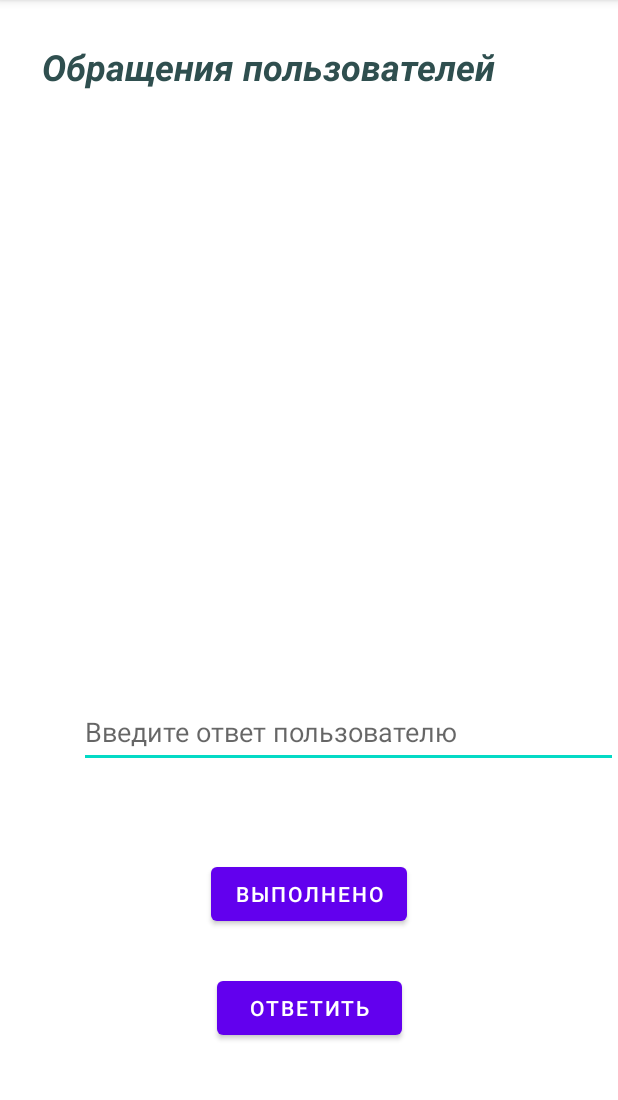
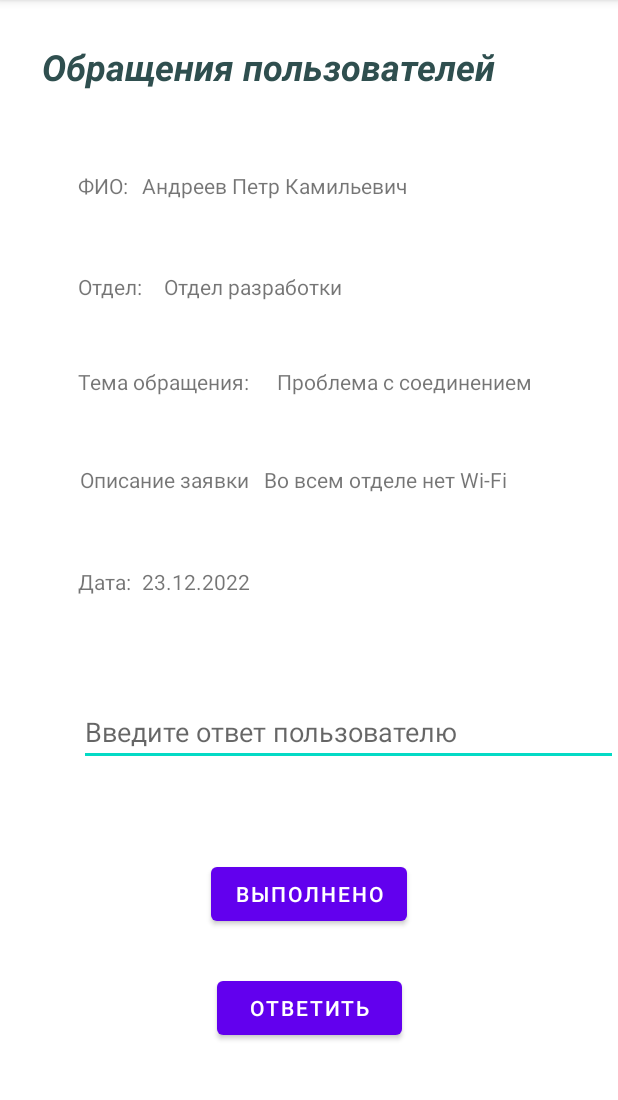
Before and after one commit to fa-software-engineering/client-android, an Android app: the RequestDetailActivity screen opened directly, with no data from a screen before it, on a phone screen of 412 x 824 dp, the part 84-1184 px from its top. Run offline under Robolectric (Android 15) with nearby library versions, the phone set to English and light mode, and no system bars.

Commit message:
Last commit

```diff
--- a/app/src/main/java/com/example/company_application/view/SupportActivity.kt
+++ b/app/src/main/java/com/example/company_application/view/SupportActivity.kt
@@ -3,10 +3,16 @@ package com.example.company_application.view
 import androidx.appcompat.app.AppCompatActivity
 import android.os.Bundle
 import com.example.company_application.R
+import kotlinx.android.synthetic.main.activity_support.*
+
 
 class SupportActivity : AppCompatActivity() {
     override fun onCreate(savedInstanceState: Bundle?) {
         super.onCreate(savedInstanceState)
         setContentView(R.layout.activity_support)
+
+        button5.setOnClickListener{
+            finish()
+        }
     }
 }
--- a/app/src/main/java/com/example/company_application/view/candidates/AddCandidateActivity.kt
+++ b/app/src/main/java/com/example/company_application/view/candidates/AddCandidateActivity.kt
@@ -13,6 +13,5 @@ class AddCandidateActivity : AppCompatActivity() {
         add_activity_candidate_saveBtn.setOnClickListener{
             finish()
         }
-
     }
 }
--- a/app/src/main/java/com/example/company_application/view/candidates/CandidateActivity.kt
+++ b/app/src/main/java/com/example/company_application/view/candidates/CandidateActivity.kt
@@ -26,12 +26,4 @@ class CandidateActivity : AppCompatActivity() {
         }
 
     }
-    //TODO - Получение даннных с Api у бэка
-    private fun getDataFromDB(){
-
-    }
-    //TODO - Отправка данных на Api у бэка
-    private fun sentDataToDB(data : String){
-
-    }
 }
--- a/app/src/main/java/com/example/company_application/view/candidates/CandidatesActivity.kt
+++ b/app/src/main/java/com/example/company_application/view/candidates/CandidatesActivity.kt
@@ -66,14 +66,4 @@ class CandidatesActivity : AppCompatActivity() {
             }
         }
     }
-
-    //TODO - Получение даннных с Api у бэка
-    private fun getDataFromDB(){
-
-    }
-    //TODO - Отправка данных на Api у бэка
-    private fun sentDataToDB(data : String){
-
-    }
-
 }
--- a/app/src/main/java/com/example/company_application/view/requests/RequestDetailActivity.kt
+++ b/app/src/main/java/com/example/company_application/view/requests/RequestDetailActivity.kt
@@ -1,13 +1,23 @@
 package com.example.company_application.view.requests
 
+import android.os.Bundle
 import androidx.appcompat.app.AppCompatActivity
-import android.os.Bundle
 import com.example.company_application.R
+import kotlinx.android.synthetic.main.activity_request_detail.*
 
 class RequestDetailActivity : AppCompatActivity() {
     override fun onCreate(savedInstanceState: Bundle?) {
         super.onCreate(savedInstanceState)
         setContentView(R.layout.activity_request_detail)
-        val userData = intent.getStringExtra("data")
+
+        activity_request_buttonDone.setOnClickListener {
+            setResult(6)
+            finish()
+        }
+        activity_request_buttonAnswer.setOnClickListener {
+            setResult(5)
+            finish()
+        }
+
     }
 }
--- a/app/src/main/java/com/example/company_application/view/requests/UserRequestsActivity.kt
+++ b/app/src/main/java/com/example/company_application/view/requests/UserRequestsActivity.kt
@@ -19,24 +19,30 @@ class UserRequestsActivity : AppCompatActivity() {
         array = ArrayList()
         arrayAdapter = ArrayAdapter(this, android.R.layout.simple_list_item_1, array)
         activity_user_requests_listView.adapter = arrayAdapter
+        array.add("Проблема с соединением")
 
         activity_user_requests_listView.setOnItemClickListener{
             parent, clickedView, position, id ->
             val item = clickedView as TextView
             val data : String = item.text.toString()
-            Toast.makeText(this, "Данные выбранного пользователя: $data", Toast.LENGTH_LONG).show()
+            Toast.makeText(this, "Вы выбрали обращение: $data", Toast.LENGTH_LONG).show()
 
             val intent = Intent(this, RequestDetailActivity::class.java)
-            intent.putExtra("userData", data)
-            startActivity(intent)
+            startActivityForResult(intent, 1)
         }
     }
-    //TODO - Получение даннных с Api у бэка
-    private fun getDataFromDB(){
 
-    }
-    //TODO - Отправка данных на Api у бэка
-    private fun sentDataToDB(data : String){
-
+    override fun onActivityResult(requestCode: Int, resultCode: Int, data: Intent?) {
+        super.onActivityResult(requestCode, resultCode, data)
+        when(resultCode){
+            5 ->{
+                Toast.makeText(this, "Вы ответили на обращение пользователя", Toast.LENGTH_LONG).show()
+            }
+            6 -> {
+                Toast.makeText(this, "Обращение пользователя решено", Toast.LENGTH_LONG).show()
+                array.remove("Проблема с соединением")
+                arrayAdapter.notifyDataSetChanged()
+            }
+        }
     }
 }
--- a/app/src/main/res/layout/activity_request_detail.xml
+++ b/app/src/main/res/layout/activity_request_detail.xml
@@ -39,21 +39,11 @@
         app:layout_constraintEnd_toEndOf="parent"
         app:layout_constraintStart_toStartOf="parent" />
 
-    <ListView
-        android:id="@+id/activity_request_listView"
-        android:layout_width="359dp"
-        android:layout_height="80dp"
-        android:layout_marginBottom="328dp"
-        app:layout_constraintBottom_toBottomOf="parent"
-        app:layout_constraintEnd_toEndOf="parent"
-        app:layout_constraintHorizontal_bias="0.24"
-        app:layout_constraintStart_toStartOf="parent" />
-
     <EditText
         android:id="@+id/activity_request_editText"
         android:layout_width="359dp"
-        android:layout_height="47dp"
-        android:layout_marginBottom="256dp"
+        android:layout_height="0dp"
+        android:layout_marginBottom="257dp"
         android:autofillHints="@string/activity_request_editText_autofill_hint"
         android:ems="10"
         android:hint="@string/activity_request_editText_hint"
@@ -64,4 +54,106 @@
         app:layout_constraintHorizontal_bias="1.0"
         app:layout_constraintStart_toStartOf="parent" />
 
+    <TextView
+        android:id="@+id/textView23"
+        android:layout_width="wrap_content"
+        android:layout_height="wrap_content"
+        android:layout_marginStart="24dp"
+        android:layout_marginTop="81dp"
+        android:layout_marginBottom="15dp"
+        android:text="ФИО:"
+        app:layout_constraintBottom_toTopOf="@+id/textView24"
+        app:layout_constraintStart_toStartOf="@+id/activity_request_title"
+        app:layout_constraintTop_toTopOf="parent" />
+
+    <TextView
+        android:id="@+id/textView24"
+        android:layout_width="wrap_content"
+        android:layout_height="wrap_content"
+        android:layout_marginBottom="12dp"
+        android:text="Отдел:"
+        app:layout_constraintBottom_toTopOf="@+id/textView25"
+        app:layout_constraintStart_toStartOf="@+id/textView23"
+        app:layout_constraintTop_toBottomOf="@+id/textView23" />
+
+    <TextView
+        android:id="@+id/textView25"
+        android:layout_width="wrap_content"
+        android:layout_height="wrap_content"
+        android:layout_marginBottom="13dp"
+        android:text="Тема обращения:"
+        app:layout_constraintBottom_toTopOf="@+id/textView26"
+        app:layout_constraintStart_toStartOf="@+id/textView24"
+        app:layout_constraintTop_toBottomOf="@+id/textView24" />
+
+    <TextView
+        android:id="@+id/textView26"
+        android:layout_width="wrap_content"
+        android:layout_height="wrap_content"
+        android:layout_marginStart="1dp"
+        android:layout_marginBottom="103dp"
+        android:text="Описание заявки"
+        app:layout_constraintBottom_toTopOf="@+id/activity_request_editText"
+        app:layout_constraintStart_toStartOf="@+id/textView25"
+        app:layout_constraintTop_toBottomOf="@+id/textView25" />
+
+    <TextView
+        android:id="@+id/textView27"
+        android:layout_width="wrap_content"
+        android:layout_height="wrap_content"
+        android:layout_marginStart="52dp"
+        android:layout_marginEnd="57dp"
+        android:layout_marginBottom="68dp"
+        android:text="Дата:"
+        app:layout_constraintBottom_toTopOf="@+id/activity_request_editText"
+        app:layout_constraintEnd_toEndOf="@+id/textView26"
+        app:layout_constraintHorizontal_bias="0.0"
+        app:layout_constraintStart_toStartOf="parent" />
+
+    <TextView
+        android:id="@+id/textView28"
+        android:layout_width="wrap_content"
+        android:layout_height="wrap_content"
+        android:layout_marginStart="9dp"
+        android:text="Андреев Петр Камильевич"
+        app:layout_constraintBaseline_toBaselineOf="@+id/textView23"
+        app:layout_constraintStart_toEndOf="@+id/textView23" />
+
+    <TextView
+        android:id="@+id/textView29"
+        android:layout_width="wrap_content"
+        android:layout_height="wrap_content"
+        android:layout_marginStart="14dp"
+        android:text="Отдел разработки"
+        app:layout_constraintBaseline_toBaselineOf="@+id/textView24"
+        app:layout_constraintStart_toEndOf="@+id/textView24" />
+
+    <TextView
+        android:id="@+id/textView30"
+        android:layout_width="wrap_content"
+        android:layout_height="wrap_content"
+        android:text="Проблема с соединением"
+        app:layout_constraintBaseline_toBaselineOf="@+id/textView25"
+        app:layout_constraintEnd_toEndOf="parent"
+        app:layout_constraintHorizontal_bias="0.763"
+        app:layout_constraintStart_toStartOf="parent" />
+
+    <TextView
+        android:id="@+id/textView31"
+        android:layout_width="wrap_content"
+        android:layout_height="wrap_content"
+        android:layout_marginStart="10dp"
+        android:text="Во всем отделе нет Wi-Fi"
+        app:layout_constraintBaseline_toBaselineOf="@+id/textView26"
+        app:layout_constraintStart_toEndOf="@+id/textView26" />
+
+    <TextView
+        android:id="@+id/textView32"
+        android:layout_width="wrap_content"
+        android:layout_height="wrap_content"
+        android:layout_marginStart="7dp"
+        android:text="23.12.2022"
+        app:layout_constraintBaseline_toBaselineOf="@+id/textView27"
+        app:layout_constraintStart_toEndOf="@+id/textView27" />
+
 </androidx.constraintlayout.widget.ConstraintLayout>
```
